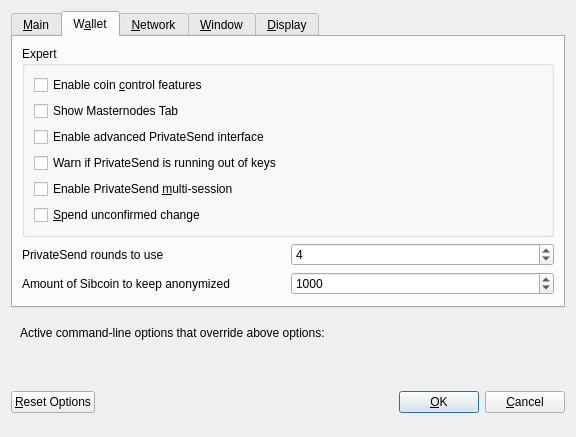
Before: the Qt Designer form src/qt/forms/optionsdialog.ui in ivansib/dash, drawn with Qt 5.
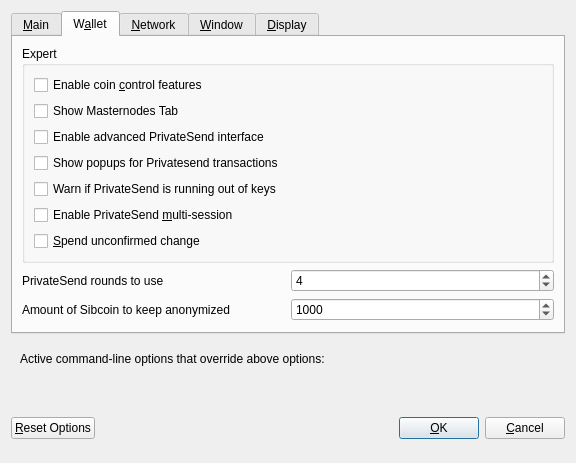
After: the same form once the commit is applied. The open tabs and pages were chosen to show the change. Custom widgets are drawn as their Qt base class.

Commit message:
Add an option to disable popups for PS mixing txes (#2272)
* Add an option to disable popups for PS mixing txes

* capital S

```diff
--- a/src/qt/forms/optionsdialog.ui
+++ b/src/qt/forms/optionsdialog.ui
@@ -173,6 +173,16 @@
             </property>
            </widget>
           </item>
+          <item>
+           <widget class="QCheckBox" name="showPrivateSendPopups">
+            <property name="toolTip">
+             <string>Show system popups for PrivateSend mixing transactions&lt;br/&gt;just like for all other transaction types.</string>
+            </property>
+            <property name="text">
+             <string>Show popups for Privatesend transactions</string>
+            </property>
+           </widget>
+          </item>
           <item>
            <widget class="QCheckBox" name="lowKeysWarning">
             <property name="toolTip">
```
The commit also changes 4 other files.
